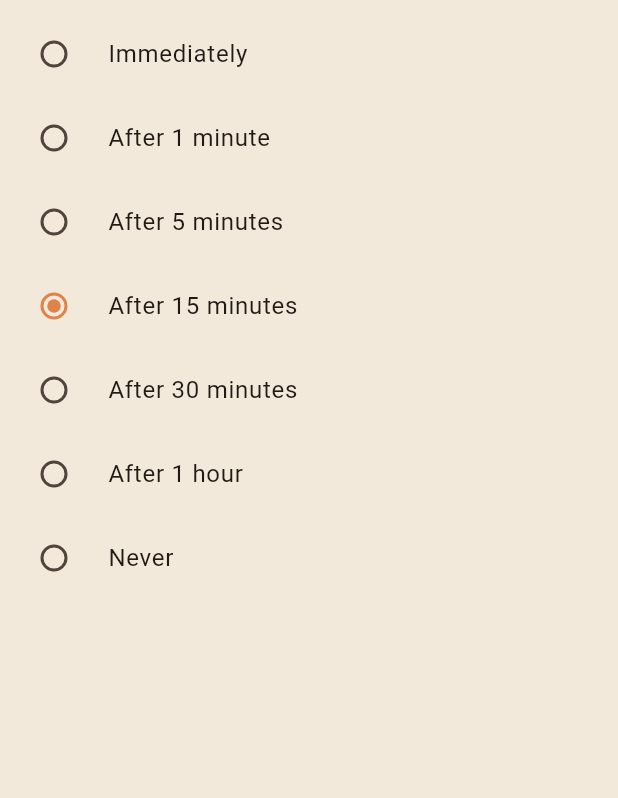
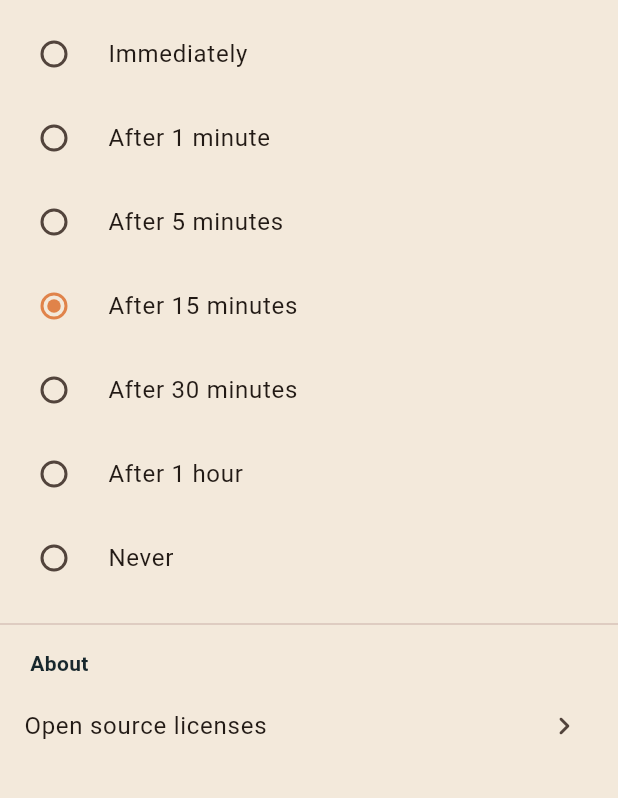
Before and after one commit to Health-Flare/InnerFlare, a Flutter app: the screen it shows after launch, after a tap on the "settings" icon, on a phone screen of 412 x 824 dp, the part 336-1134 px from its top. Run offline on Flutter 3.47's test engine with Material 3 defaults, Android fonts, the phone set to English and light mode, and no system bars; our stand-ins replace flutter_riverpod, flutter_secure_storage, local_auth, riverpod_annotation, sqflite_common, sqflite_sqlcipher; accounts and stored records are empty; generated files the repository leaves out were written again.

Commit message:
Add GPLv3 LICENSE, third-party attribution, and contributor docs
Adds LICENSE (GPLv3), NOTICE.md attributing direct dependencies and
SQLCipher, an in-app "Open source licenses" entry in Settings, plus
CONTRIBUTING.md and CODE_OF_CONDUCT.md (Contributor Covenant 2.1) for
outside contributors.

Co-Authored-By: Claude Sonnet 5 <noreply@anthropic.com>
Claude-Session: https://claude.ai/code/session_01VFxTgBRdDdqxGYMV1LgBmZ

```diff
--- a/lib/features/settings/screens/settings_screen.dart
+++ b/lib/features/settings/screens/settings_screen.dart
@@ -82,6 +82,19 @@ class SettingsScreen extends ConsumerWidget {
               ),
             ),
           ),
+          const Divider(height: 32),
+          const Padding(
+            padding: EdgeInsets.fromLTRB(20, 0, 20, 4),
+            child: Text('About', style: TextStyle(fontWeight: FontWeight.w600)),
+          ),
+          ListTile(
+            title: const Text('Open source licenses'),
+            trailing: const Icon(Icons.chevron_right_rounded),
+            onTap: () => showLicensePage(
+              context: context,
+              applicationName: 'InnerFlare',
+            ),
+          ),
         ],
       ),
     );
```
Also changed, not shown: 5 other files.
